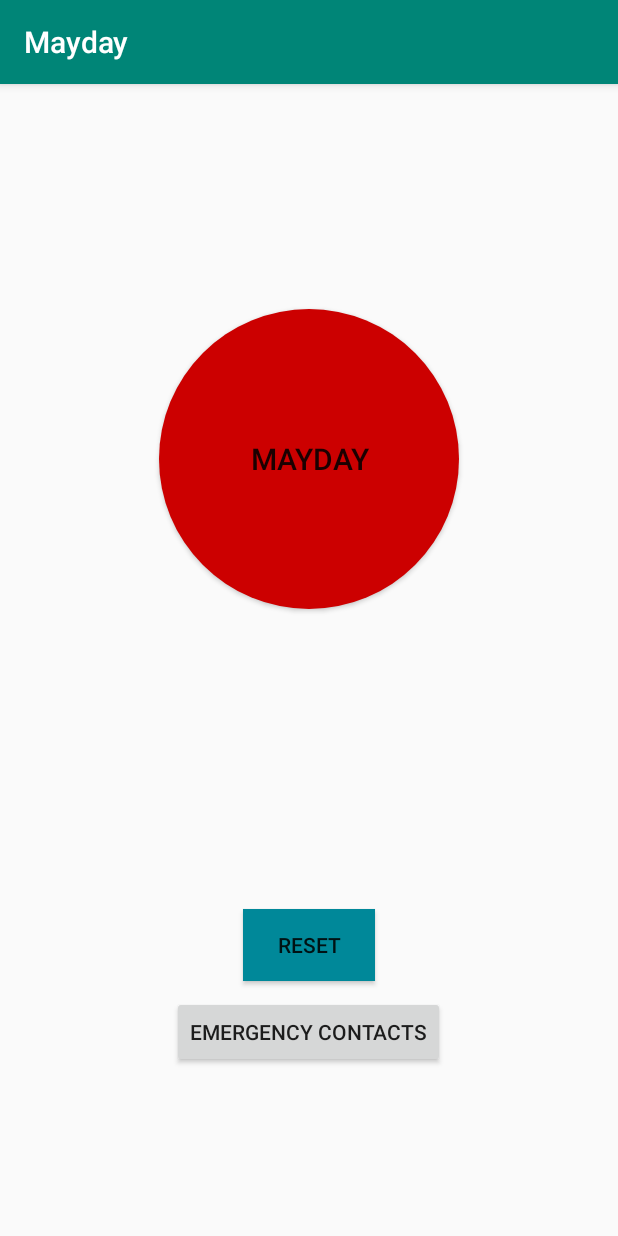
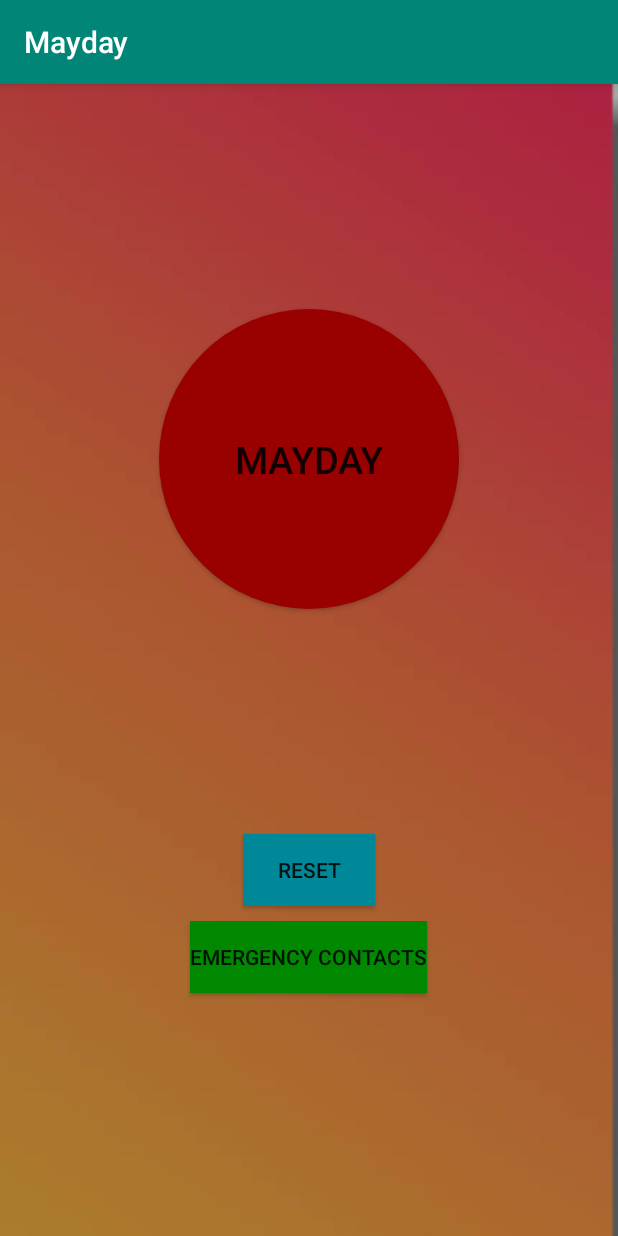
Before and after one commit to kritisingh1/Mayday, an Android app: the screen it shows after launch (MainActivity), on a phone screen of 412 x 824 dp. Run offline under Robolectric (Android 15) with nearby library versions, the phone set to English and light mode, and no system bars.

```diff
--- a/app/src/main/java/com/example/mayday/MainActivity.java
+++ b/app/src/main/java/com/example/mayday/MainActivity.java
@@ -5,6 +5,7 @@ import androidx.core.app.ActivityCompat;
 
 import android.Manifest;
 import android.content.Context;
+import android.content.Intent;
 import android.content.pm.ApplicationInfo;
 import android.content.pm.PackageManager;
 import android.location.Location;
@@ -76,6 +77,25 @@ public class MainActivity extends AppCompatActivity implements LocationListener
                                 "My location coordinates are : (" + coordinates[0] + " , " + coordinates[1] + ").");
             }
         });
+
+        /* =============================================================
+                display list of emergency contacts on button click
+           =============================================================*/
+
+        Button contactButton = (Button) findViewById(R.id.contactButton);
+
+        contactButton.setOnClickListener(new View.OnClickListener() {
+
+            public void onClick(View arg0) {
+                // start a new intent
+                Intent nextScreen = new Intent(getApplicationContext(), DisplayEmail.class);
+
+                startActivity(nextScreen);
+            }
+
+        });
+
+
     }
 
     @Override
--- a/app/src/main/res/drawable/custom_image_button.xml
+++ b/app/src/main/res/drawable/custom_image_button.xml
@@ -1,5 +1,5 @@
 <?xml version="1.0" encoding="utf-8"?>
 <shape xmlns:android="http://schemas.android.com/apk/res/android">
-    <solid android:color="#c00" /><!-- background color for imagebutton-->
+    <solid android:color="#990000" /><!-- background color for imagebutton-->
     <corners android:radius="200dp" />
 </shape>
--- a/app/src/main/res/layout/activity_main.xml
+++ b/app/src/main/res/layout/activity_main.xml
@@ -3,7 +3,9 @@
     xmlns:tools="http://schemas.android.com/tools"
     android:layout_width="match_parent"
     android:layout_height="match_parent"
-    tools:context=".MainActivity">
+    tools:context=".MainActivity"
+    android:background="@drawable/bgmain"
+    >
 
 
     <Button
@@ -15,7 +17,7 @@
         android:layout_marginTop="150dp"
         android:background="@drawable/custom_image_button"
         android:text="Mayday"
-        android:textSize="20sp"
+        android:textSize="25sp"
         android:src="@drawable/mayday" />
 
     <Button
@@ -23,7 +25,7 @@
         android:layout_width="wrap_content"
         android:layout_height="wrap_content"
         android:layout_below="@id/maydayButton"
-        android:layout_marginTop="200dp"
+        android:layout_marginTop="150dp"
         android:text="RESET"
         android:layout_centerHorizontal="true"
         android:background="#008899"
@@ -36,6 +38,7 @@
         android:layout_below="@id/resetButton"
         android:layout_marginTop="10dp"
         android:text="EMERGENCY CONTACTS"
+        android:background="#008800"
         android:layout_centerHorizontal="true"
         />
 
```
Also changed, not shown: app/src/main/java/com/example/mayday/AddContact.java (+10 -0 lines), app/src/main/java/com/example/mayday/DisplayEmail.java (+19 -0 lines), app/src/main/res/layout/activity_display_email.xml (+8 -0 lines), app/src/main/res/drawable/bgmain.jpeg (added).
